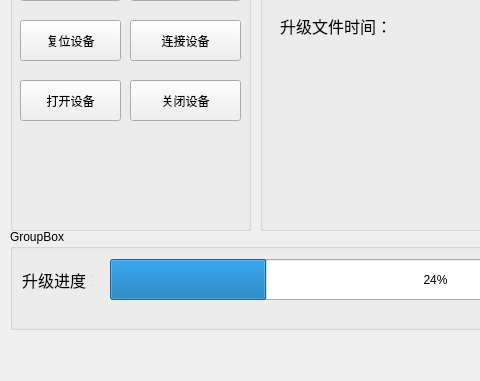
Above: SoftWare/PCTool/AdvancedClock/OTA.ui from ZhangYiXiSucceed/Advanced-Clock before the change; both pictures show x 0 to 480 and y 180 to 561 of the 785 by 561 pixel window. Below: the same form after it.
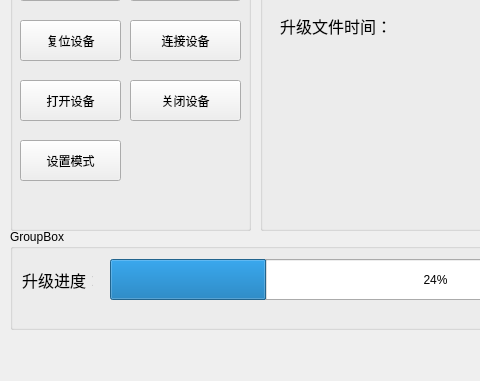
That is the form after the change.

Commit message: update timer show and set connect status

Diff of the .ui file:
```diff
--- a/SoftWare/PCTool/AdvancedClock/OTA.ui
+++ b/SoftWare/PCTool/AdvancedClock/OTA.ui
@@ -165,6 +165,19 @@
      <string>设备跳转</string>
     </property>
    </widget>
+   <widget class="QPushButton" name="SetConnectMode">
+    <property name="geometry">
+     <rect>
+      <x>10</x>
+      <y>310</y>
+      <width>101</width>
+      <height>41</height>
+     </rect>
+    </property>
+    <property name="text">
+     <string>设置模式</string>
+    </property>
+   </widget>
   </widget>
   <widget class="QGroupBox" name="groupBox_2">
    <property name="geometry">
```
The commit also changes 11 other files.
